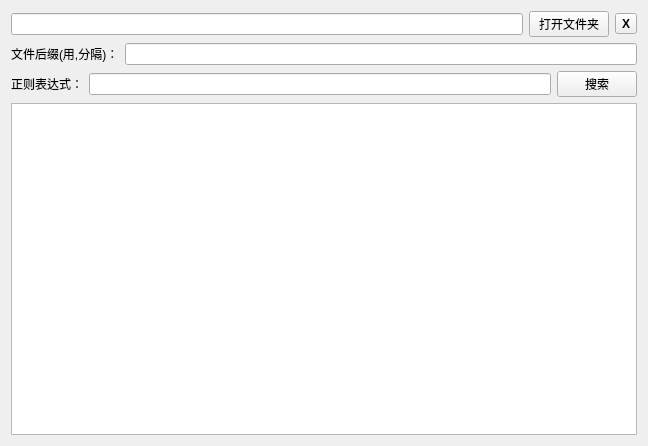
This is regular_file_search.ui in laisc7301/regular-tool as Qt 5 draws it before an edit. The edited form follows.
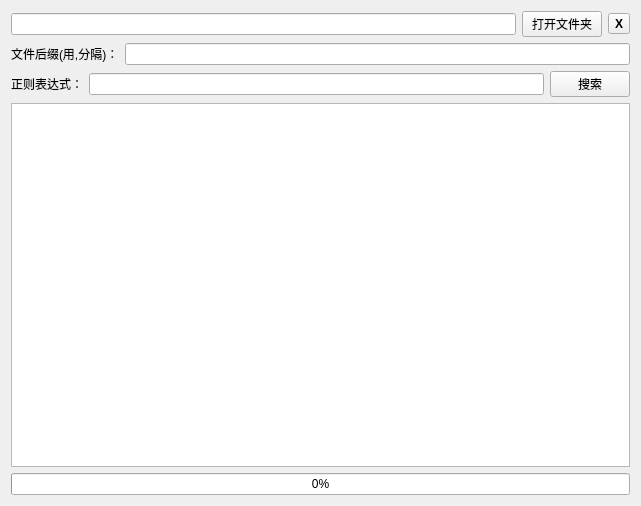
This is the edited form.

Patch:
```diff
--- a/regular_file_search.ui
+++ b/regular_file_search.ui
@@ -6,8 +6,8 @@
    <rect>
     <x>0</x>
     <y>0</y>
-    <width>648</width>
-    <height>446</height>
+    <width>641</width>
+    <height>506</height>
    </rect>
   </property>
   <property name="windowTitle">
@@ -86,6 +86,13 @@
    <item>
     <widget class="QTextEdit" name="textEdit"/>
    </item>
+   <item>
+    <widget class="QProgressBar" name="progressBar">
+     <property name="value">
+      <number>0</number>
+     </property>
+    </widget>
+   </item>
   </layout>
  </widget>
  <resources/>
```
